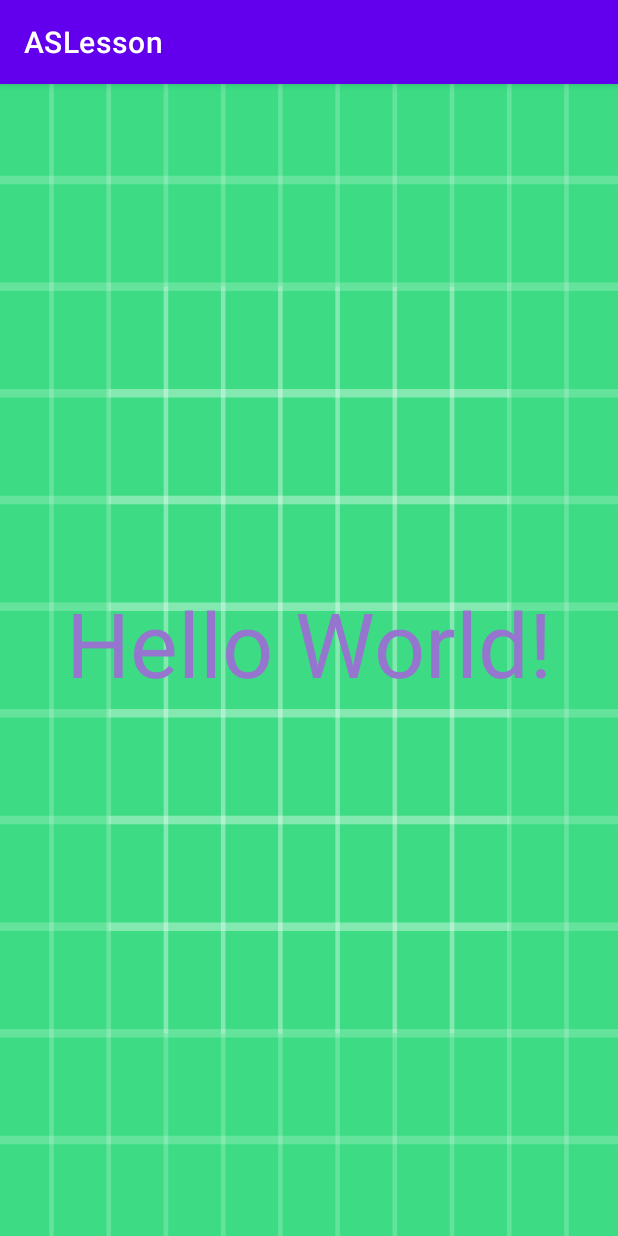
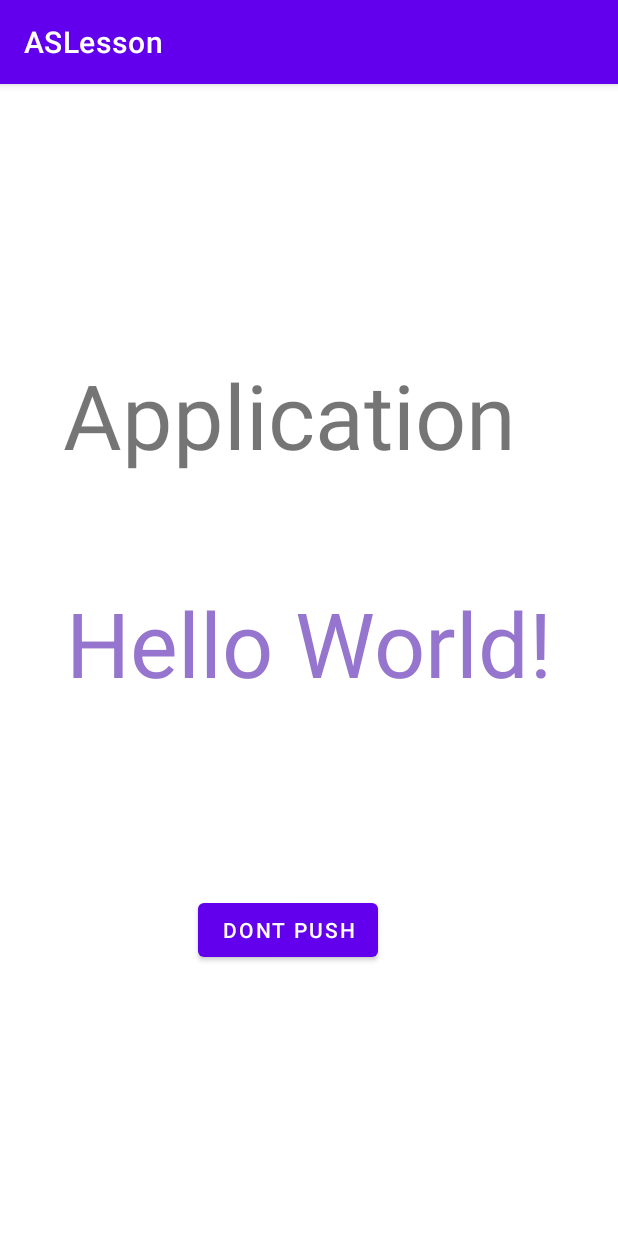
Before and after one commit to Faqan086/ASLGit, an Android app: the screen it shows after launch (MainActivity), on a phone screen of 412 x 824 dp. Run offline under Robolectric (Android 15) with nearby library versions, the phone set to English and light mode, and no system bars.

Commit message:
Update 3 MainActivity Functions Lesson

```diff
--- a/app/src/main/java/com/developeraz/aslesson/MainActivity.kt
+++ b/app/src/main/java/com/developeraz/aslesson/MainActivity.kt
@@ -2,6 +2,11 @@ package com.developeraz.aslesson
 
 import androidx.appcompat.app.AppCompatActivity
 import android.os.Bundle
+import android.os.PersistableBundle
+import android.util.Log
+import android.view.View
+import android.widget.Button
+import android.widget.TextView
 
 class MainActivity : AppCompatActivity() {
     var counter = 0
@@ -9,26 +14,19 @@ class MainActivity : AppCompatActivity() {
     override fun onCreate(savedInstanceState: Bundle?) {
         super.onCreate(savedInstanceState)
         setContentView(R.layout.activity_main)
-
+        val txtASL = findViewById<TextView>(R.id.textView)
+        val btnASL = findViewById<Button>(R.id.button)
+        txtASL.text = "Application"
+        btnASL.text = "Dont push"
+    }
+    fun onClickButton(view: View) {
+        val txtASL = findViewById<TextView>(R.id.textView)
+        txtASL.text = "You did not listen me!"
+        txtASL.textSize = 30F
+        val btnASL = findViewById<Button>(R.id.button)
+        counter++
+        btnASL.text = counter.toString()
     }
 
-    override fun onStart() {
-        super.onStart()
-    }
 
-    override fun onResume() {
-        super.onResume()
-    }
-
-    override fun onPause() {
-        super.onPause()
-    }
-
-    override fun onStop() {
-        super.onStop()
-    }
-
-    override fun onDestroy() {
-        super.onDestroy()
-    }
 }
--- a/app/src/main/res/layout/activity_main.xml
+++ b/app/src/main/res/layout/activity_main.xml
@@ -4,7 +4,6 @@
     xmlns:tools="http://schemas.android.com/tools"
     android:layout_width="match_parent"
     android:layout_height="match_parent"
-    android:background="@drawable/ic_launcher_background"
     tools:context=".MainActivity">
 
     <TextView
@@ -19,4 +18,27 @@
         app:layout_constraintTop_toTopOf="parent"
         app:layout_constraintVertical_bias="0.483" />
 
+    <TextView
+        android:id="@+id/textView"
+        android:layout_width="wrap_content"
+        android:layout_height="wrap_content"
+        android:layout_marginTop="180dp"
+        android:layout_marginEnd="68dp"
+        android:text="@string/app_name"
+        android:textSize="60sp"
+        app:layout_constraintEnd_toEndOf="parent"
+        app:layout_constraintTop_toTopOf="parent" />
+
+    <Button
+        android:id="@+id/button"
+        android:layout_width="wrap_content"
+        android:layout_height="wrap_content"
+        android:layout_marginEnd="160dp"
+        android:layout_marginBottom="180dp"
+        android:onClick="onClickButton"
+        android:text="@string/btn_name"
+        app:layout_constraintBottom_toBottomOf="parent"
+        app:layout_constraintEnd_toEndOf="parent"
+        app:toggleCheckedStateOnClick="false" />
+
 </androidx.constraintlayout.widget.ConstraintLayout>
--- a/app/src/main/res/values/strings.xml
+++ b/app/src/main/res/values/strings.xml
@@ -1,3 +1,4 @@
 <resources>
     <string name="app_name">ASLesson</string>
+    <string name="btn_name">Push</string>
 </resources>
```
